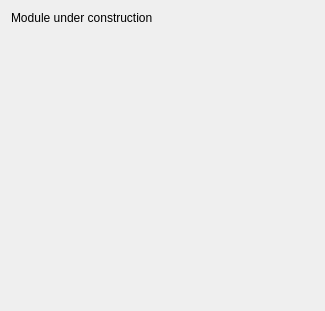
Above: OpenLIFUPrePlanning/Resources/UI/OpenLIFUPrePlanning.ui from arhowe00/SlicerOpenLIFU before the change. Below: the same form after it.
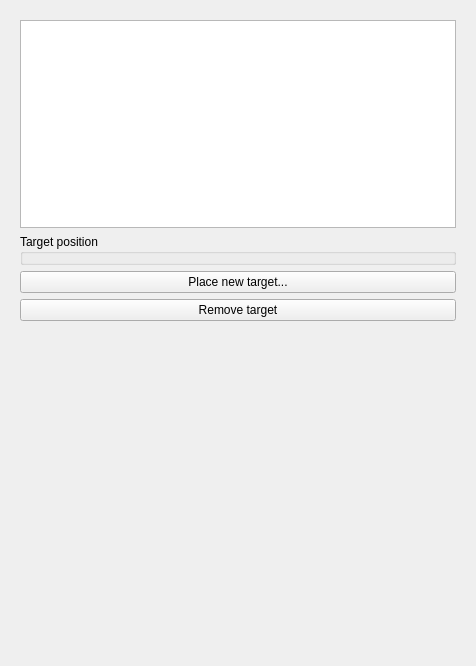
That is the form after the change. Custom widgets are drawn as their Qt base class.

Commit message: Create target management UI (#82)

The edit to the form file:
```diff
--- a/OpenLIFUPrePlanning/Resources/UI/OpenLIFUPrePlanning.ui
+++ b/OpenLIFUPrePlanning/Resources/UI/OpenLIFUPrePlanning.ui
@@ -6,15 +6,54 @@
    <rect>
     <x>0</x>
     <y>0</y>
-    <width>325</width>
-    <height>311</height>
+    <width>476</width>
+    <height>666</height>
    </rect>
   </property>
   <layout class="QVBoxLayout" name="verticalLayout">
    <item>
-    <widget class="QLabel" name="label">
-     <property name="text">
-      <string>Module under construction</string>
+    <widget class="ctkCollapsibleButton" name="targetsCollapsible" native="true">
+     <property name="text" stdset="0">
+      <string>Targets</string>
+     </property>
+     <property name="collapsed" stdset="0">
+      <bool>false</bool>
+     </property>
+     <layout class="QVBoxLayout" name="verticalLayout_2">
+      <item>
+       <widget class="QListWidget" name="targetListWidget"/>
+      </item>
+      <item>
+       <widget class="QGroupBox" name="positionGroupBox">
+        <property name="title">
+         <string>Target position</string>
+        </property>
+       </widget>
+      </item>
+      <item>
+       <widget class="QPushButton" name="newTargetButton">
+        <property name="text">
+         <string>Place new target...</string>
+        </property>
+       </widget>
+      </item>
+      <item>
+       <widget class="QPushButton" name="removeTargetButton">
+        <property name="text">
+         <string>Remove target</string>
+        </property>
+       </widget>
+      </item>
+     </layout>
+    </widget>
+   </item>
+   <item>
+    <widget class="ctkCollapsibleButton" name="virtualfitCollapsible" native="true">
+     <property name="text" stdset="0">
+      <string>Virtual Fitting</string>
+     </property>
+     <property name="collapsed" stdset="0">
+      <bool>false</bool>
      </property>
     </widget>
    </item>
@@ -40,6 +79,12 @@
    <header>qMRMLWidget.h</header>
    <container>1</container>
   </customwidget>
+  <customwidget>
+   <class>ctkCollapsibleButton</class>
+   <extends>QWidget</extends>
+   <header>ctkcollapsiblebutton.h</header>
+   <container>1</container>
+  </customwidget>
  </customwidgets>
  <resources/>
  <connections/>
```
